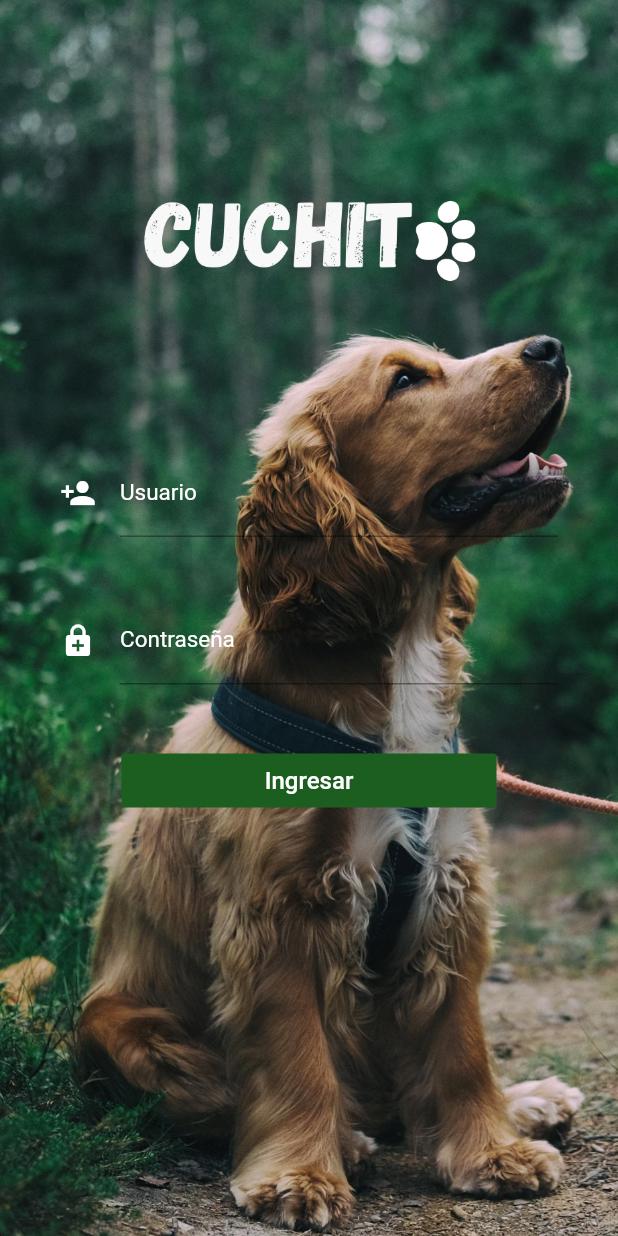
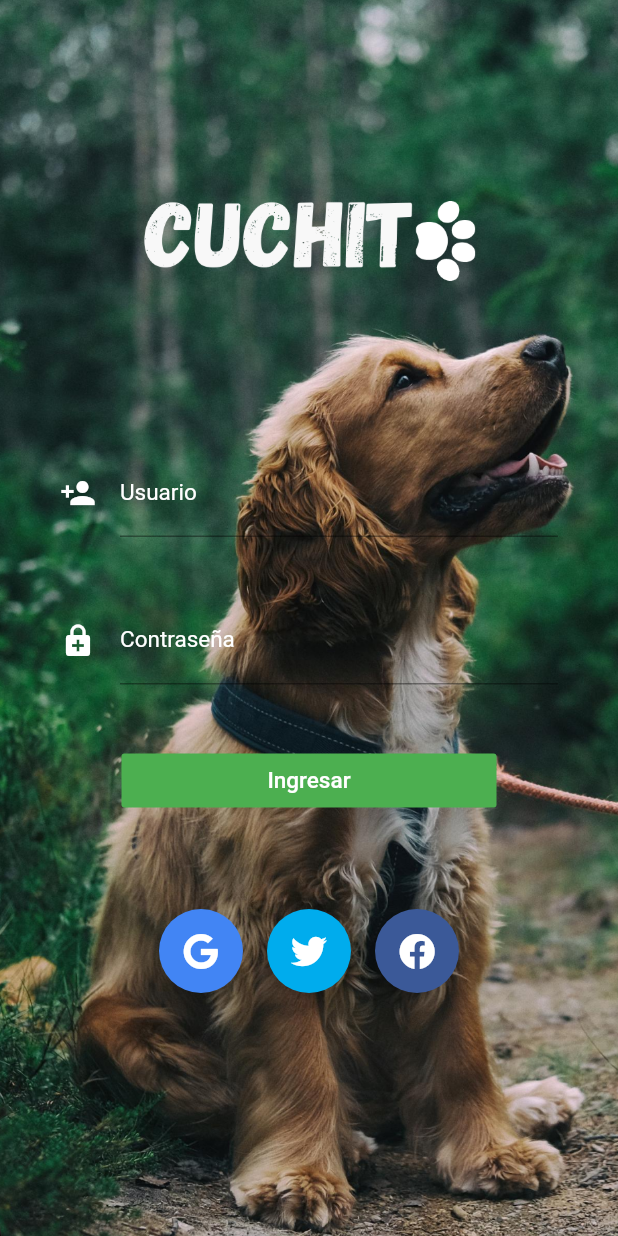
Before and after one commit to cuchitoapp/cuchito-app, a Flutter app: the screen it shows after launch, on a phone screen of 412 x 824 dp. Run offline on Flutter 3.47's test engine with Material 2 defaults, Android fonts, the phone set to English and light mode, and no system bars; our stand-ins replace font_awesome_flutter.

Commit message:
loginconiconos

```diff
--- a/lib/screens/login.dart
+++ b/lib/screens/login.dart
@@ -1,5 +1,6 @@
 import 'package:cuchitoapp/screens/feed.dart';
 import 'package:flutter/material.dart';
+import 'package:font_awesome_flutter/font_awesome_flutter.dart';
 
 class Login1 extends StatefulWidget {
   @override
@@ -115,15 +116,39 @@ class _Login1State extends State<Login1> {
                     width: 250.0,
                     child: FlatButton(
                       onPressed: _submit,
-                      color: Colors.green[900],
+                      color: Colors.green,
                       child: Text(
                         'Ingresar',
                         style: TextStyle(
                           color: Colors.white,
-                          fontSize: 16.0,
+                          fontSize: 15.0,
                         ),
                       ),
                     ),
+                  ),
+                ],
+              ),
+            ),
+          ),
+          Center(
+            child: Container(
+              alignment: Alignment.bottomCenter,
+              height: 500,
+              width: 200,
+              child: Row(
+                mainAxisAlignment: MainAxisAlignment.spaceBetween,
+                children: <Widget>[
+                  FloatingActionButton(
+                    child: Icon(FontAwesomeIcons.google),
+                    backgroundColor: Color(0xff4285F4),
+                  ),
+                  FloatingActionButton(
+                    child: Icon(FontAwesomeIcons.twitter),
+                    backgroundColor: Color(0xff00aced),
+                  ),
+                  FloatingActionButton(
+                    backgroundColor: Color(0xff3b5998),
+                    child: Icon(FontAwesomeIcons.facebook),
                   ),
                 ],
               ),
--- a/pubspec.yaml
+++ b/pubspec.yaml
@@ -23,6 +23,7 @@ environment:
 dependencies:
   flutter:
     sdk: flutter
+  font_awesome_flutter: ^8.8.1
 
 
   # The following adds the Cupertino Icons font to your application.
```
Also changed, not shown: pubspec.lock.
